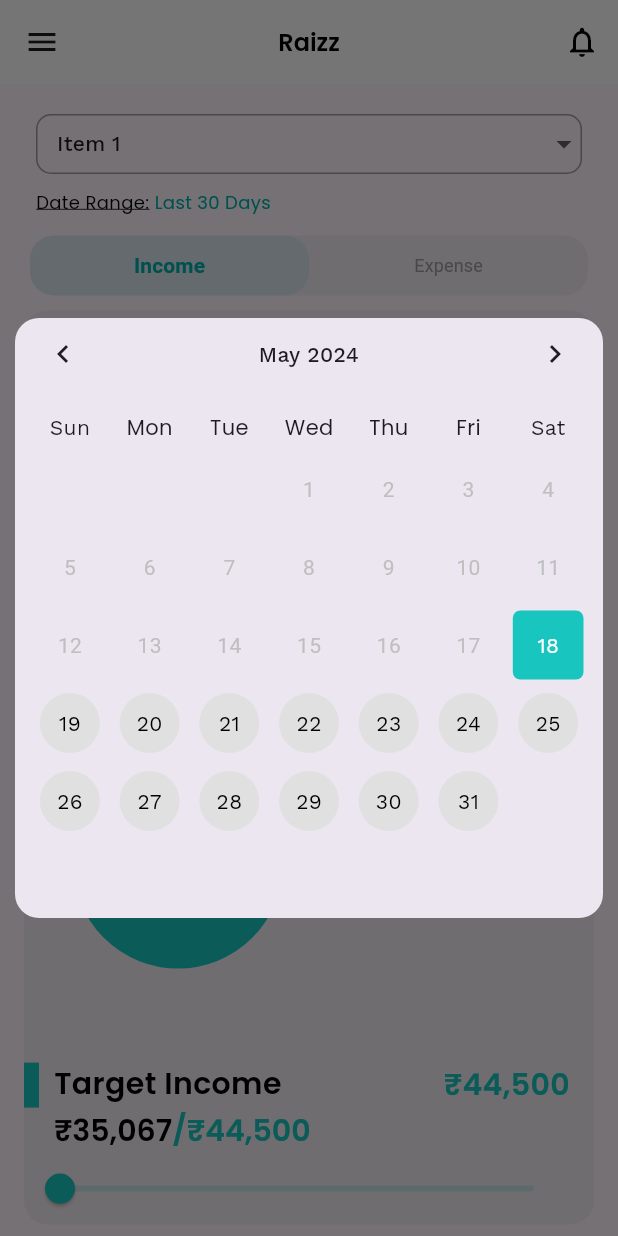
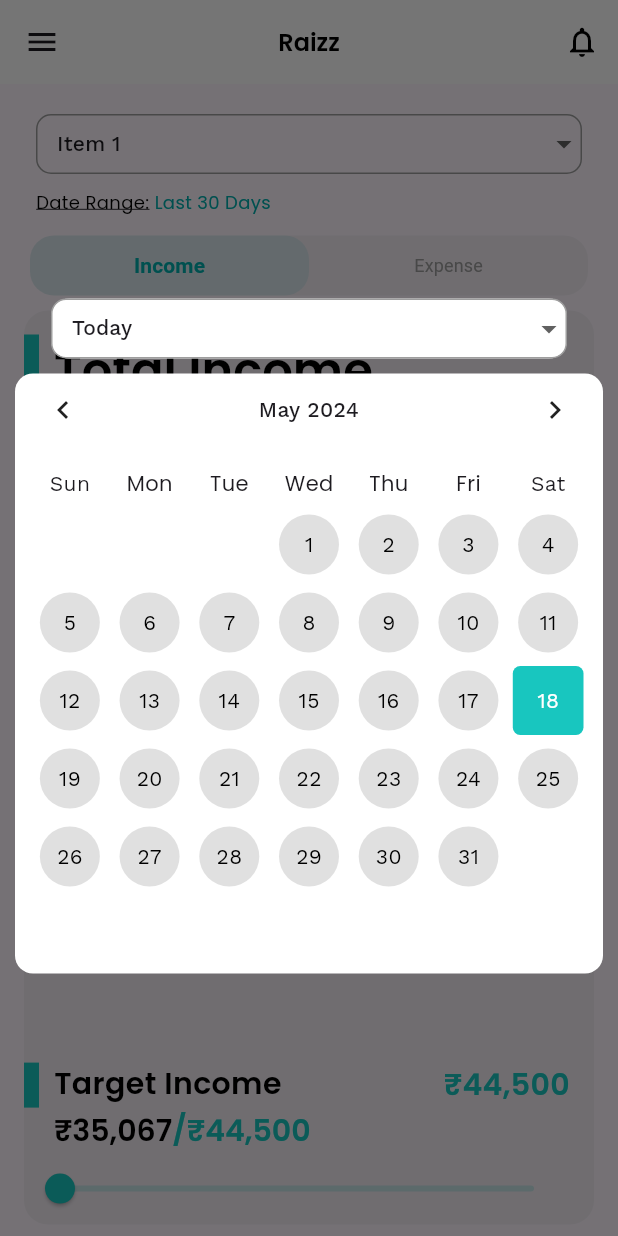
Before and after one commit to Rajbamalwa/trio, a Flutter app: the screen it shows after launch, after a tap on "Last 30 Days", on a phone screen of 412 x 824 dp. Run offline on Flutter 3.47's test engine with Material 3 defaults, Android fonts, the phone set to English and light mode, and no system bars; drawn by our look-alikes of fl_chart, table_calendar; our stand-ins replace get, google_fonts.

Commit message:
Raiz code

```diff
--- a/lib/Raizz/Views/Components/TableCalenderWidget.dart
+++ b/lib/Raizz/Views/Components/TableCalenderWidget.dart
@@ -33,7 +33,7 @@ class _CalenderWidgetState extends State<CalenderWidget> {
     _focusedDay = DateTime.now();
     _calendarFormat = CalendarFormat.month;
     _selectedDay = DateTime.now();
-    _firstDay = DateTime.now();
+    _firstDay = DateTime.now().subtract(Duration(days: 365));
     _lastDay = DateTime.now().add(const Duration(days: 1000));
   }
 
@@ -45,6 +45,10 @@ class _CalenderWidgetState extends State<CalenderWidget> {
     return Container(
       height: 400,
       width: width,
+      decoration: BoxDecoration(
+        color: white,
+        borderRadius: BorderRadius.circular(12),
+      ),
       child: SingleChildScrollView(
         child: TableCalendar(
           pageJumpingEnabled: true,
--- a/lib/Raizz/Views/RaizHomeScreen.dart
+++ b/lib/Raizz/Views/RaizHomeScreen.dart
@@ -18,6 +18,17 @@ class RaizHomeScreen extends StatefulWidget {
 class _RaizHomeScreenState extends State<RaizHomeScreen> {
   String _selectedValue = "Item 1";
   final List<String> _dropdownItems = ['Item 1', 'Item 2', 'Item 3', 'Item 4'];
+  String _selectedDate = "Today";
+
+  final List<String> _datesItems = [
+    'Today',
+    'Yesterday',
+    'Last week',
+    'Last 30 days',
+    "Last Month",
+    "Last 90 days"
+  ];
+
   int touchedIndex = -1;
   double _currentValue = 1;
 
@@ -95,7 +106,25 @@ class _RaizHomeScreenState extends State<RaizHomeScreen> {
                           shape: RoundedRectangleBorder(
                             borderRadius: BorderRadius.circular(16.0),
                           ),
+                          backgroundColor: transparent,
                           elevation: 0,
+                          title: Padding(
+                            padding: const EdgeInsets.only(bottom: 10),
+                            child: Container(
+                              decoration: BoxDecoration(
+                                color: white,
+                                borderRadius: BorderRadius.circular(12),
+                              ),
+                              height: 40,
+                              child: CustomDropdownField(
+                                labelText: "Select date",
+                                items: _datesItems,
+                                value: _selectedDate,
+                                Hint: "Select date",
+                                onChanged: (value) {},
+                              ),
+                            ),
+                          ),
                           content:
                               StatefulBuilder(builder: (context, setState) {
                             return CalenderWidget();
```
